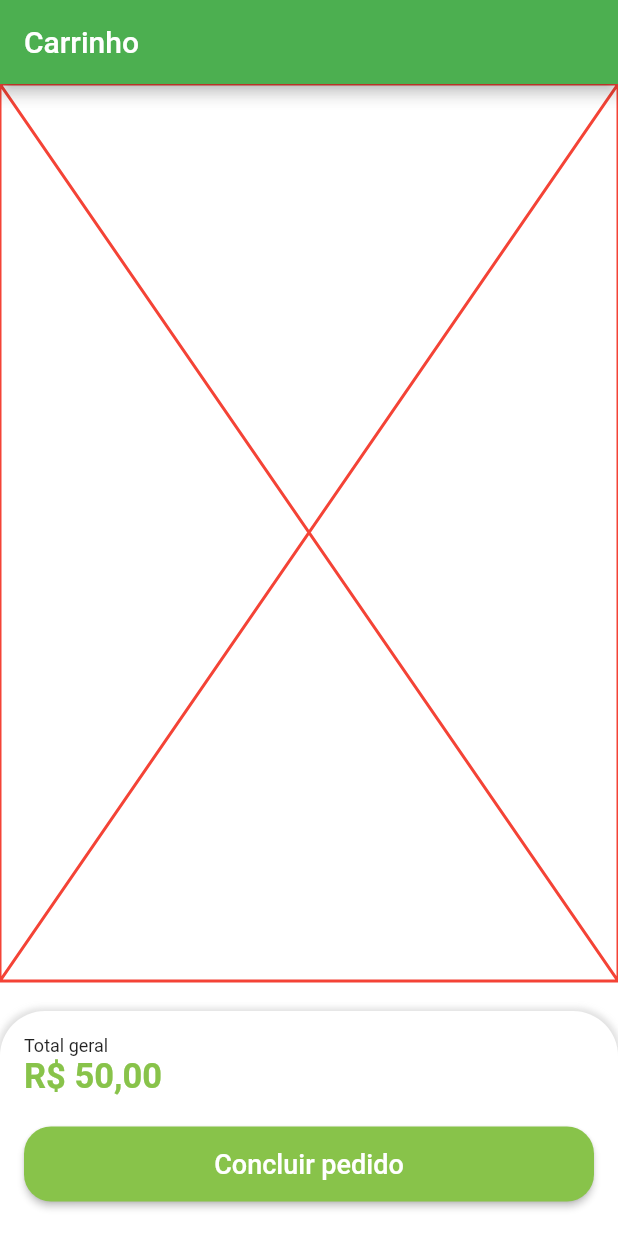
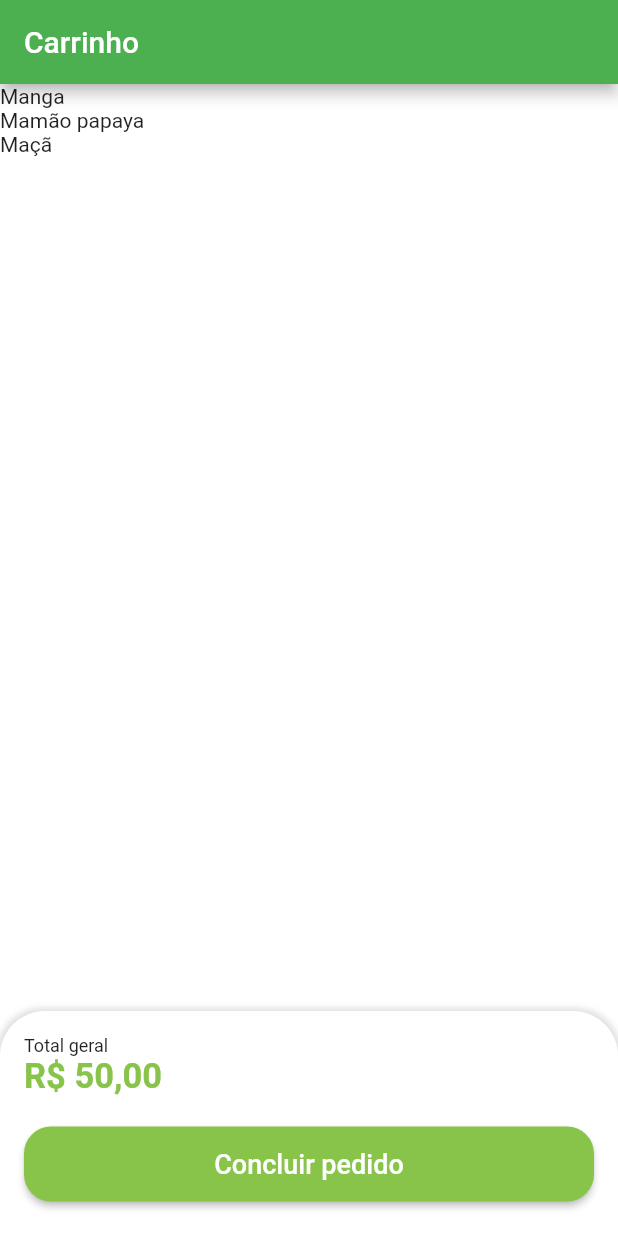
Before and after one commit to MaxsonCoelho/grocery_store, a Flutter app: the CartTab screen opened directly, on a phone screen of 412 x 824 dp. Run offline on Flutter 3.47's test engine with Material 2 defaults, Android fonts, the phone set to English and light mode, and no system bars; our stand-ins replace animated_text_kit, badges, mask_text_input_formatter.

Commit message:
items cart model and cosumer data in screen cart

```diff
--- a/lib/src/config/app_data.dart
+++ b/lib/src/config/app_data.dart
@@ -1,3 +1,4 @@
+import 'package:grocery_store/src/models/cart_item_model.dart';
 import 'package:grocery_store/src/models/item_model.dart';
 
 ItemModel apple = ItemModel(
@@ -71,3 +72,18 @@ List<String> categories = [
   'Temperos',
   'Cereais'
 ];
+
+List<CartItemModel> cartItems = [
+  CartItemModel(
+    item: mango,
+    quantity: 3,
+  ),
+  CartItemModel(
+    item: papaya,
+    quantity: 4,
+  ),
+  CartItemModel(
+    item: apple,
+    quantity: 2,
+  )
+];
--- /dev/null
+++ b/lib/src/models/cart_item_model.dart
@@ -0,0 +1,11 @@
+import 'package:grocery_store/src/models/item_model.dart';
+
+class CartItemModel {
+  ItemModel item;
+  int quantity;
+
+  CartItemModel({
+    required this.item,
+    required this.quantity
+  });
+}
--- a/lib/src/pages/cartTab/cart_tab.dart
+++ b/lib/src/pages/cartTab/cart_tab.dart
@@ -1,6 +1,7 @@
 import 'package:flutter/material.dart';
 import 'package:grocery_store/src/config/custom_colors.dart';
 import 'package:grocery_store/src/services/utils_services.dart';
+import 'package:grocery_store/src/config/app_data.dart' as appData;
 
 class CartTab extends StatelessWidget {
   CartTab({super.key});
@@ -15,9 +16,12 @@ class CartTab extends StatelessWidget {
       ),
       body: Column(
         children: [
-          const Expanded(
-            child: Placeholder(
-              color: Colors.red,
+          Expanded(
+            child: ListView.builder(
+              itemBuilder: (_, index) {
+                return Text(appData.cartItems[index].item.itemName);
+              },
+              itemCount: appData.cartItems.length,
             ),
           ),
           const SizedBox(
@@ -55,16 +59,16 @@ class CartTab extends StatelessWidget {
                       color: CustomColors.customSwatchColor,
                       fontWeight: FontWeight.bold),
                 ),
-                const SizedBox(height: 20,),
+                const SizedBox(
+                  height: 20,
+                ),
                 SizedBox(
                   height: 50,
                   child: ElevatedButton(
                     style: ElevatedButton.styleFrom(
-                      backgroundColor: CustomColors.customSwatchColor,
-                      shape: RoundedRectangleBorder(
-                        borderRadius: BorderRadius.circular(18)
-                      )
-                    ),
+                        backgroundColor: CustomColors.customSwatchColor,
+                        shape: RoundedRectangleBorder(
+                            borderRadius: BorderRadius.circular(18))),
                     onPressed: () {},
                     child: const Text(
                       'Concluir pedido',
```
Lines whose indentation alone changed are shown as unchanged.
